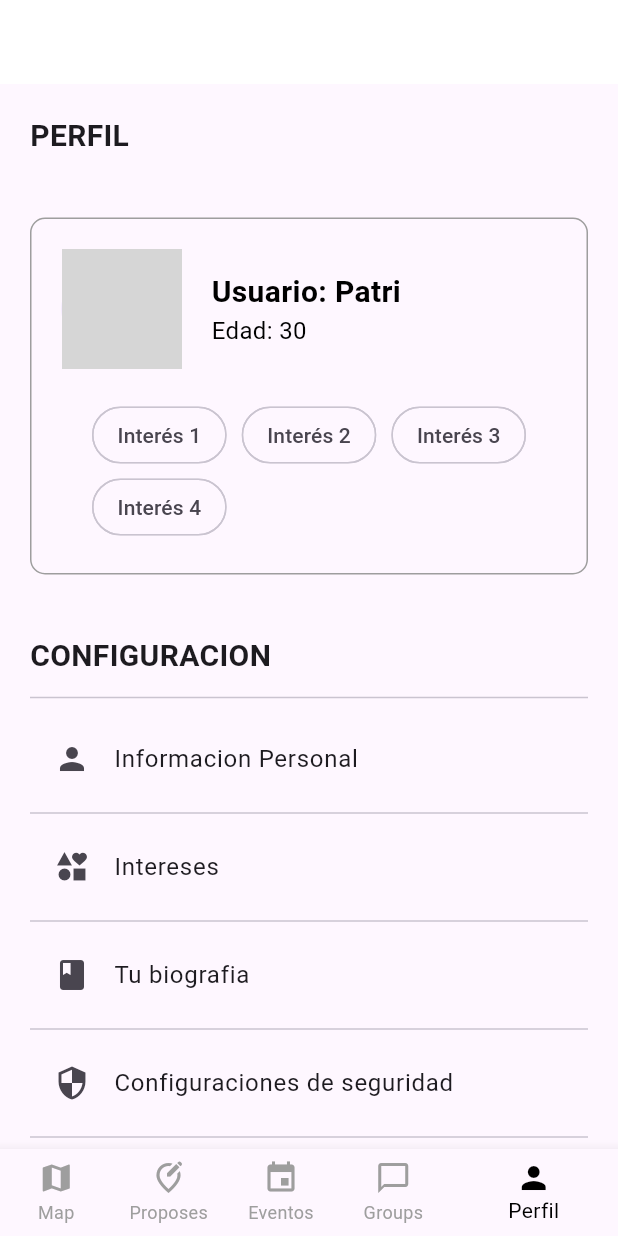
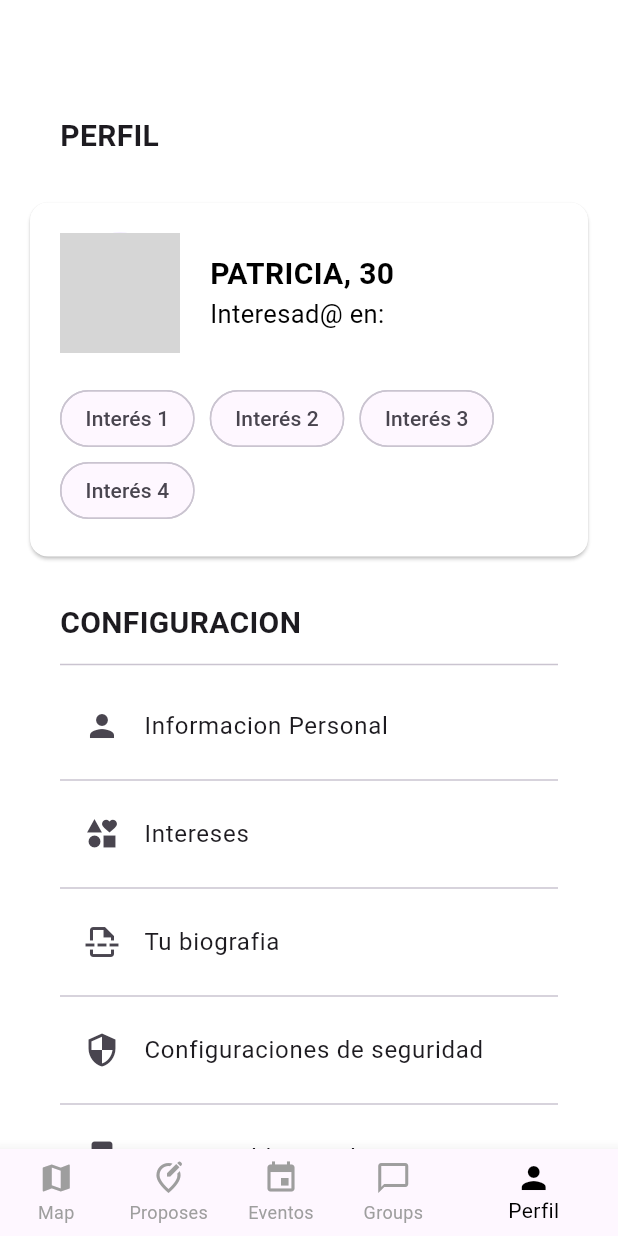
Before and after one commit to the-code-team/PostIn-App, a Flutter app: the screen it shows after launch, item 5 of the bottom bar chosen, on a phone screen of 412 x 824 dp. Run offline on Flutter 3.47's test engine with Material 3 defaults, Android fonts, the phone set to English and light mode, and no system bars; our stand-ins replace flutter_map, latlong2; grey boxes are pictures that could not be loaded.

Commit message:
feat(posin):Recuadro de intereses

```diff
--- a/lib/pages/profilePage.dart
+++ b/lib/pages/profilePage.dart
@@ -5,10 +5,12 @@ class ProfilePage extends StatelessWidget {
   Widget build(BuildContext context) {
     return Scaffold(
       appBar: AppBar(
-        ///automaticallyImplyLeading: false,
         backgroundColor: Colors.white,
       ),
       body: SingleChildScrollView(
+        child: Container(
+          color: Colors.white, // Fondo blanco
+          padding: EdgeInsets.symmetric(horizontal: 20),
           child: Column(
             crossAxisAlignment: CrossAxisAlignment.stretch,
             children: [
@@ -23,16 +25,16 @@ class ProfilePage extends StatelessWidget {
                 ),
               ),
               //INFORMACION DE USUARIO
-            Container(
-              padding: EdgeInsets.all(20),
-              margin: EdgeInsets.all(20),
-              decoration: BoxDecoration(
-                border: Border.all(color: Colors.grey),
-                borderRadius: BorderRadius.circular(10),
-              ),
+              Card(
+                margin: EdgeInsets.symmetric(vertical: 10),
+                color: Colors.white,
+                child: Padding(
+                  padding: const EdgeInsets.all(20),
                   child: Column(
+                    crossAxisAlignment: CrossAxisAlignment.stretch,
                     children: [
-                  Row(children: [
+                      Row(
+                        children: [
                           CircleAvatar(
                             radius: 40,
                             backgroundImage: AssetImage('assets/avatar.png'),
@@ -40,10 +42,9 @@ class ProfilePage extends StatelessWidget {
                           SizedBox(width: 20),
                           Column(
                             crossAxisAlignment: CrossAxisAlignment.start,
-                      //INFORMACION NOMBRE Y EDAD
                             children: [
                               Text(
-                          'Usuario: Patri',
+                                'PATRICIA, 30',
                                 style: TextStyle(
                                   fontSize: 20,
                                   fontWeight: FontWeight.bold,
@@ -51,15 +52,16 @@ class ProfilePage extends StatelessWidget {
                                 ),
                               ),
                               Text(
-                          'Edad: 30',
+                                'Interesad@ en: ',
                                 style: TextStyle(
-                            fontSize: 16,
+                                  fontSize: 17,
                                   color: Colors.black,
                                 ),
                               ),
                             ],
                           )
-                  ]),
+                        ],
+                      ),
                       SizedBox(height: 20),
                       Wrap(
                         spacing: 10,
@@ -93,7 +95,8 @@ class ProfilePage extends StatelessWidget {
                     ],
                   ),
                 ),
-            //PARTE DE LA CONFIGUARACION
+              ),
+              //PARTE DE LA CONFIGURACION
               Container(
                 padding: EdgeInsets.all(20),
                 child: Column(
@@ -111,8 +114,10 @@ class ProfilePage extends StatelessWidget {
                     SizedBox(height: 5),
                     buildListItem(Icons.person, 'Informacion Personal'),
                     buildListItem(Icons.interests, 'Intereses'),
-                  buildListItem(Icons.book, 'Tu biografia'),
-                  buildListItem(Icons.security, 'Configuraciones de seguridad'),
+                    buildListItem(
+                        Icons.insert_page_break_outlined, 'Tu biografia'),
+                    buildListItem(
+                        Icons.security, 'Configuraciones de seguridad'),
                     buildListItem(
                         Icons.app_blocking_rounded, 'Usuarios bloqueados'),
                     buildListItem(Icons.logout, 'Cerrar sesion'),
@@ -120,6 +125,7 @@ class ProfilePage extends StatelessWidget {
                 ),
               ),
             ],
+          ),
         ),
       ),
     );
```
Lines whose indentation alone changed are shown as unchanged.
